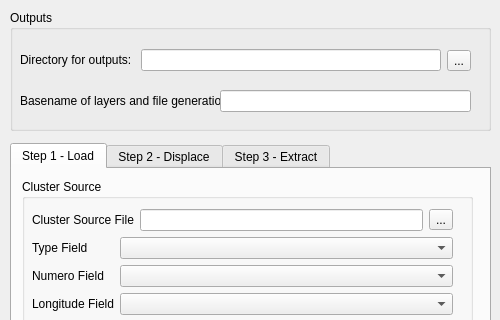
unicef-drp/mics-geocoding, file plugin/mgp_dialog.ui: the form before one commit; both pictures show x 0 to 500 and y 0 to 320 of the 500 by 724 pixel window.
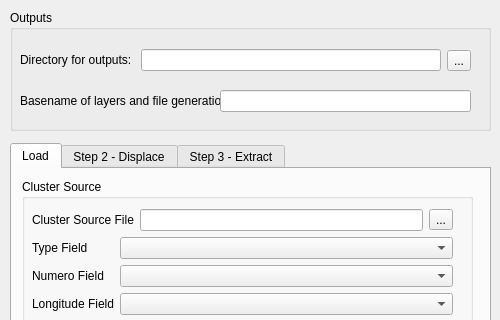
The form after the commit.

Commit message: feat(ui): [3] Step 1 - Load --> Load

```diff
--- a/plugin/mgp_dialog.ui
+++ b/plugin/mgp_dialog.ui
@@ -45,7 +45,7 @@
         <bool>false</bool>
        </property>
        <attribute name="title">
-        <string>Step 1 - Load</string>
+        <string>Load</string>
        </attribute>
        <widget class="QGroupBox" name="groupBoxCentroid">
         <property name="geometry">
```
The commit also changes 2 other files.
